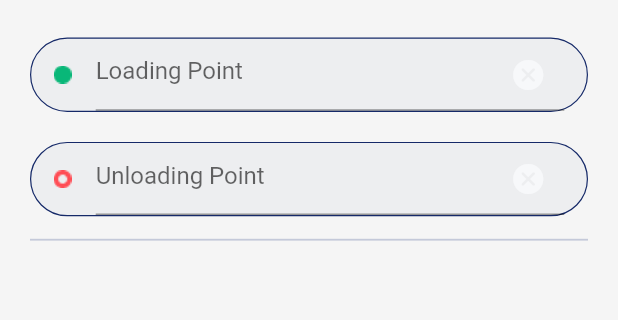
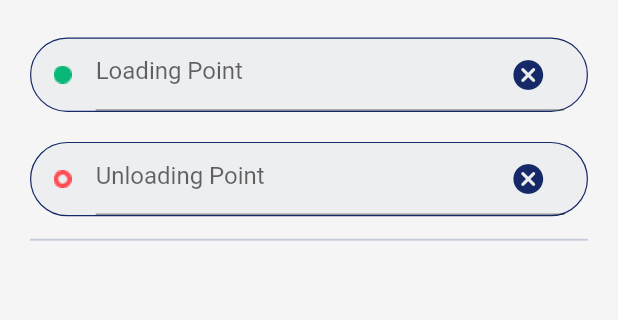
Before and after one commit to Atharv-Joshi/transporterAppFlutter, a Flutter app: the FindLoadScreen screen opened directly, on a phone screen of 412 x 824 dp, the part 75-395 px from its top. Run offline on Flutter 3.47's test engine with Material 2 defaults, Android fonts, the phone set to English and light mode, and no system bars; our stand-ins replace firebase_auth, firebase_core, flutter_spinkit, geolocator, get, image_picker and 1 more; missing offline and left inert: flutter_config, location_permissions, modal_progress_hud_alt, social_share; accounts and stored records are empty.

Commit message:
resolved issues in color.dart

```diff
--- a/lib/constants/color.dart
+++ b/lib/constants/color.dart
@@ -1,5 +1,7 @@
 import 'package:flutter/material.dart';
+
 const Color statusBarColor = Color(0xFFFFFFFF);
+
 const Color darkBlueColor = Color(0xFF152968);
 const Color grey = Color(0xFF828282);
 const Color backgroundColor = Color(0xFFF5F5F5);
@@ -40,8 +42,9 @@ Color darkYellow = Color(0xFFE5A744);
 Color veryDarkGrey = Color(0xFF555454);
 //dont make this const
 dynamic activeButtonColor = MaterialStateProperty.all<Color>(Color(0xff152968));
-dynamic deactiveButtonColor = MaterialStateProperty.all<Color>(Color(0xFFC4C9D9));
-Color borderBlueColor = Color(0xFFF7F8FA);
+dynamic deactiveButtonColor =
+    MaterialStateProperty.all<Color>(Color(0xFFC4C9D9));
+Color borderBlueColor = Color(0xFFF7F8FA); //TODO: change this name Color(0xFFF7F8FA) is not even close to blue
 Color blueTitleColor = Color(0xFF152968);
 Color borderLightColor = Color(0xFF878787);
 Color textLightColor = Color(0xFF979797);
--- a/lib/widgets/autoFillDataDisplayCard.dart
+++ b/lib/widgets/autoFillDataDisplayCard.dart
@@ -31,7 +31,7 @@ class AutoFillDataDisplayCard extends StatelessWidget {
               padding: EdgeInsets.symmetric(horizontal: space_2),
               child: Icon(
                 Icons.location_on_outlined,
-                color: borderBlueColor,
+                color: darkBlueColor,
               ),
             ),
             Column(
--- a/lib/widgets/cancelIconWidget.dart
+++ b/lib/widgets/cancelIconWidget.dart
@@ -11,7 +11,7 @@ class CancelIconWidget extends StatelessWidget {
       child: Center(
         child: Icon(
           Icons.cancel_rounded,
-          color: borderBlueColor,
+          color: darkBlueColor,
         ),
       ),
     );
--- a/lib/widgets/textFieldWidget.dart
+++ b/lib/widgets/textFieldWidget.dart
@@ -17,7 +17,7 @@ class TextFieldWidget extends StatelessWidget {
   Widget build(BuildContext context) {
     return Container(
       decoration: BoxDecoration(
-        border: Border.all(color: borderBlueColor, width: 0.8),
+        border: Border.all(color: liveasyBlackColor, width: 0.8),
         borderRadius: BorderRadius.circular(30),
         color: widgetBackGroundColor,
       ),
```
